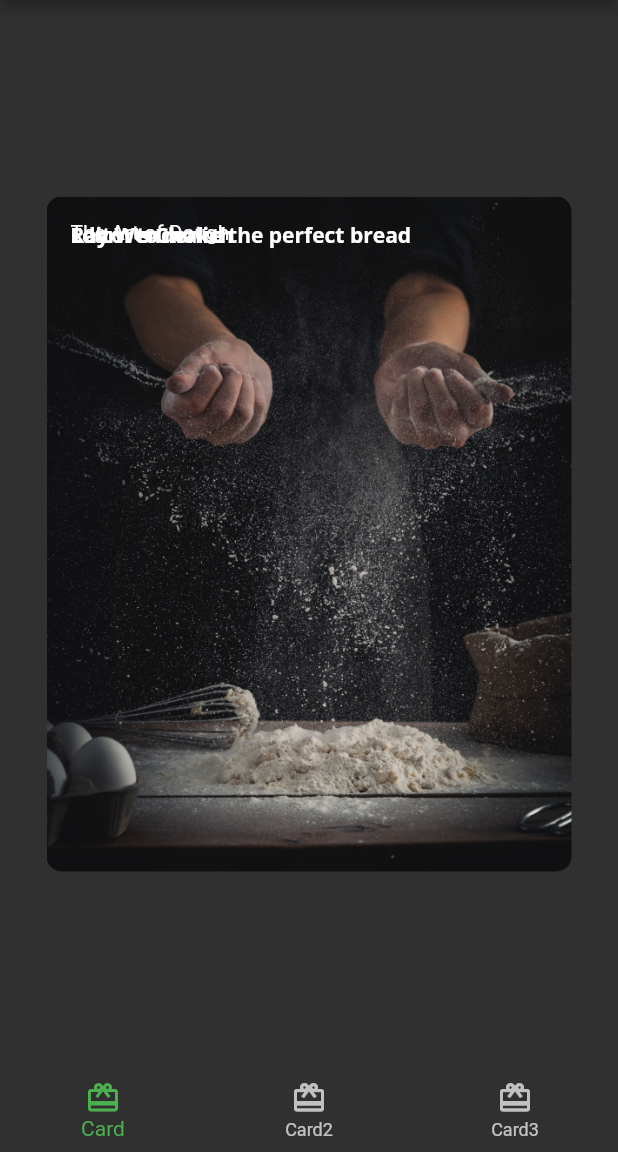
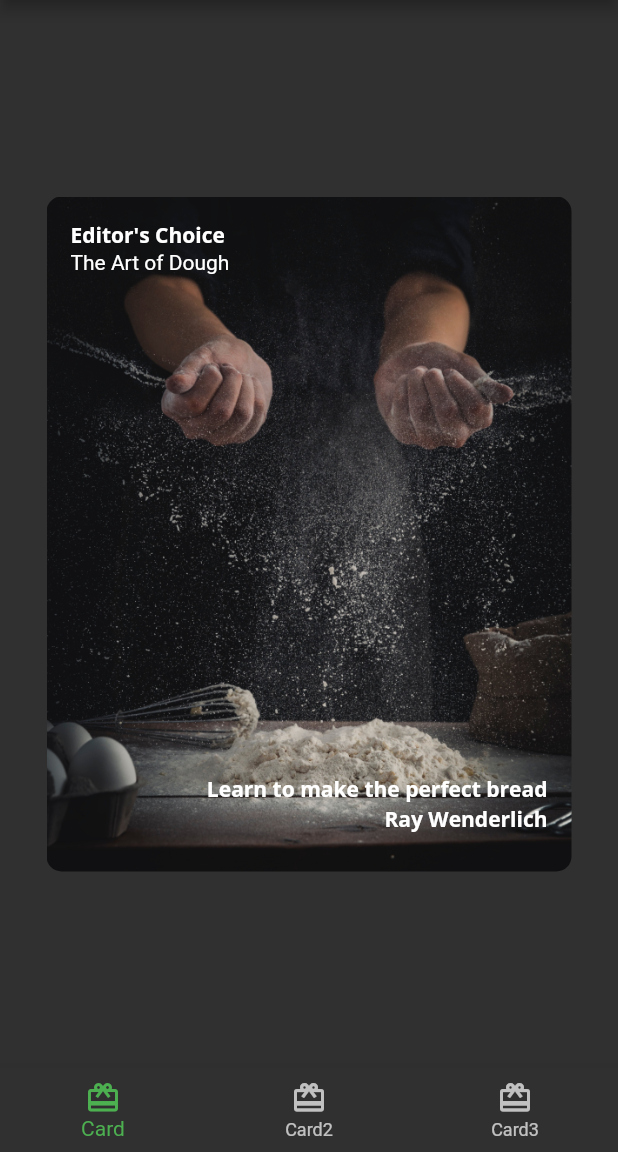
Before and after one commit to carlstep/fooderlich, a Flutter app: the screen it shows after launch, on a phone screen of 412 x 824 dp, the part 84-1236 px from its top. Run offline on Flutter 3.47's test engine with Material 2 defaults, Android fonts, the phone set to English and light mode, and no system bars; our stand-ins replace google_fonts.

Commit message:
finished the design of card1.dart

```diff
--- a/lib/card1.dart
+++ b/lib/card1.dart
@@ -18,25 +18,40 @@ class Card1 extends StatelessWidget {
       child: Container(
         child: Stack(
           children: [
+            // Positioned widget not req. Text widget at top-left by default
             Text(
               category,
               style: FooderlichTheme.darkTextTheme.bodyText1,
             ),
-          Text(
+            // Positioned 20 pixels from top
+            Positioned(
+              child: Text(
                 title,
                 style: FooderlichTheme.darkTextTheme.headline5,
               ),
-            Text(
+              top: 20,
+            ),
+            // Positioned 30 pixels from bottom and 0 pixels from right
+            Positioned(
+              child: Text(
                 description,
                 style: FooderlichTheme.darkTextTheme.bodyText1,
               ),
-            Text(
+              bottom: 30,
+              right: 0,
+            ),
+            // Positioned 10 pixels from bottom and 0 pixels from right
+            Positioned(
+              child: Text(
                 chef,
                 style: FooderlichTheme.darkTextTheme.bodyText1,
               ),
+              bottom: 10,
+              right: 0,
+            ),
           ],
         ),
-        // 1 applies the padding to the box
+        // applies the padding to the box
         padding: const EdgeInsets.all(16.0),
         // 2 constrains the containers size to w350 and h450
         constraints: const BoxConstraints.expand(
```
Lines whose indentation alone changed are shown as unchanged.
